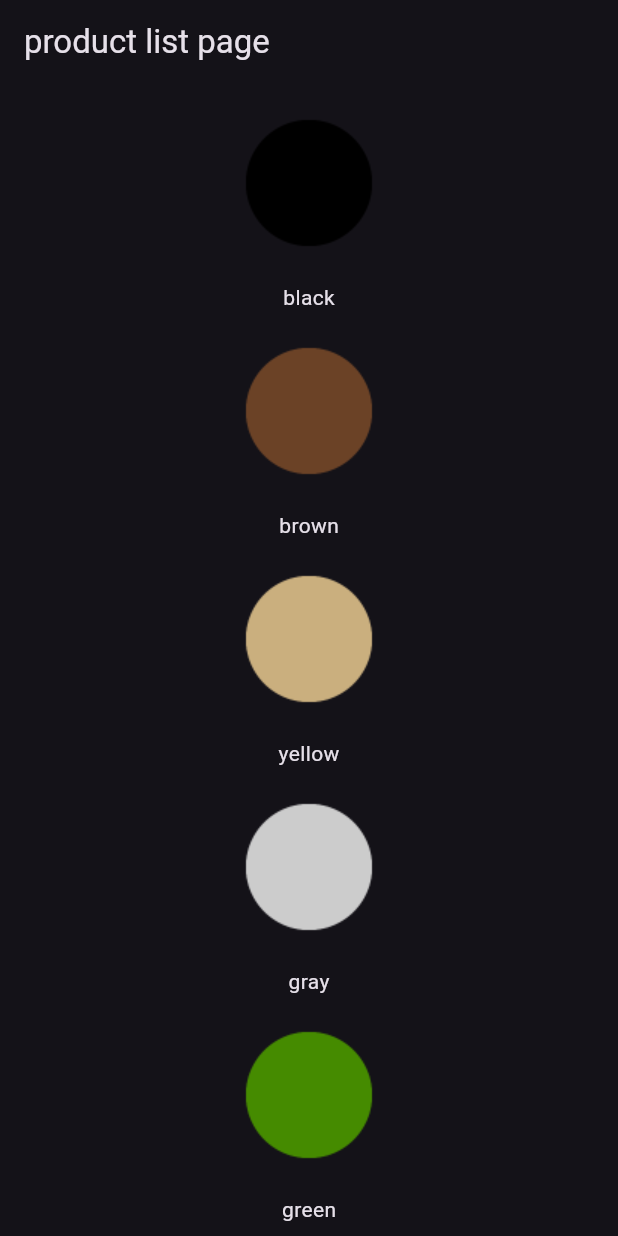
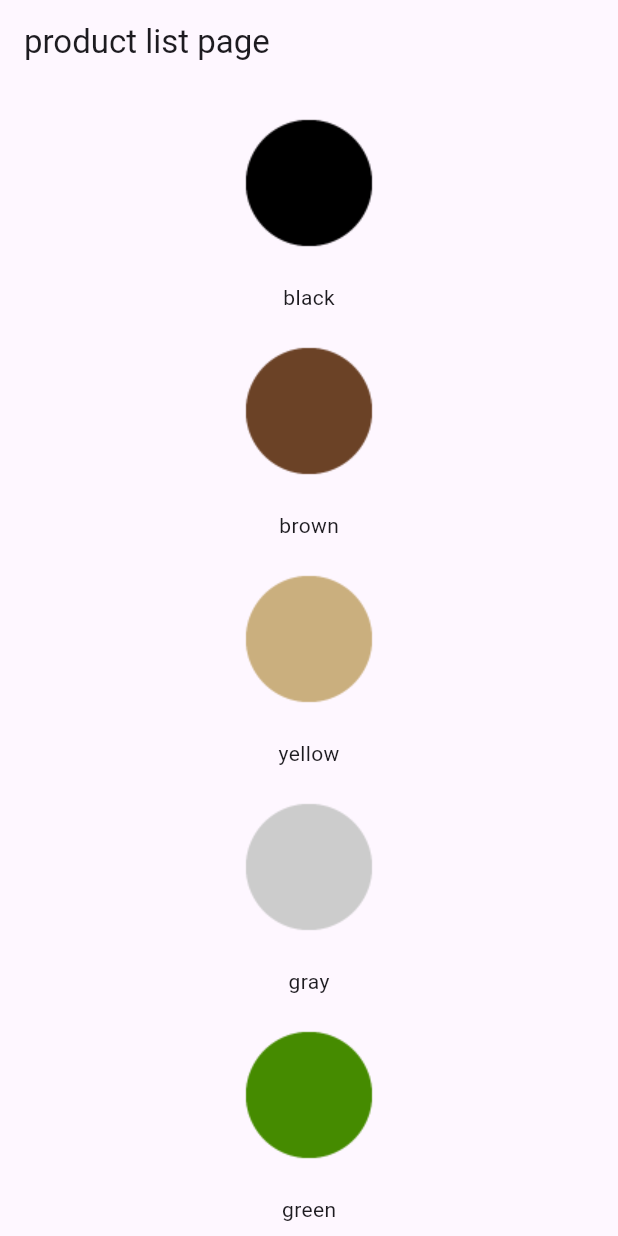
Before and after one commit to nabilmahmah/flutter, a Flutter app: the screen it shows after launch, on a phone screen of 412 x 824 dp. Run offline on Flutter 3.47's test engine with Material 3 defaults, Android fonts, the phone set to English and light mode, and no system bars.

Commit message:
حمزة

```diff
--- a/lib/main.dart
+++ b/lib/main.dart
@@ -10,6 +10,6 @@ class Home extends StatelessWidget {
 
   @override
   Widget build(BuildContext context) {
-    return MaterialApp(home: HomeView(), theme: ThemeData.dark());
+    return MaterialApp(home: HomeView());
   }
 }
```
